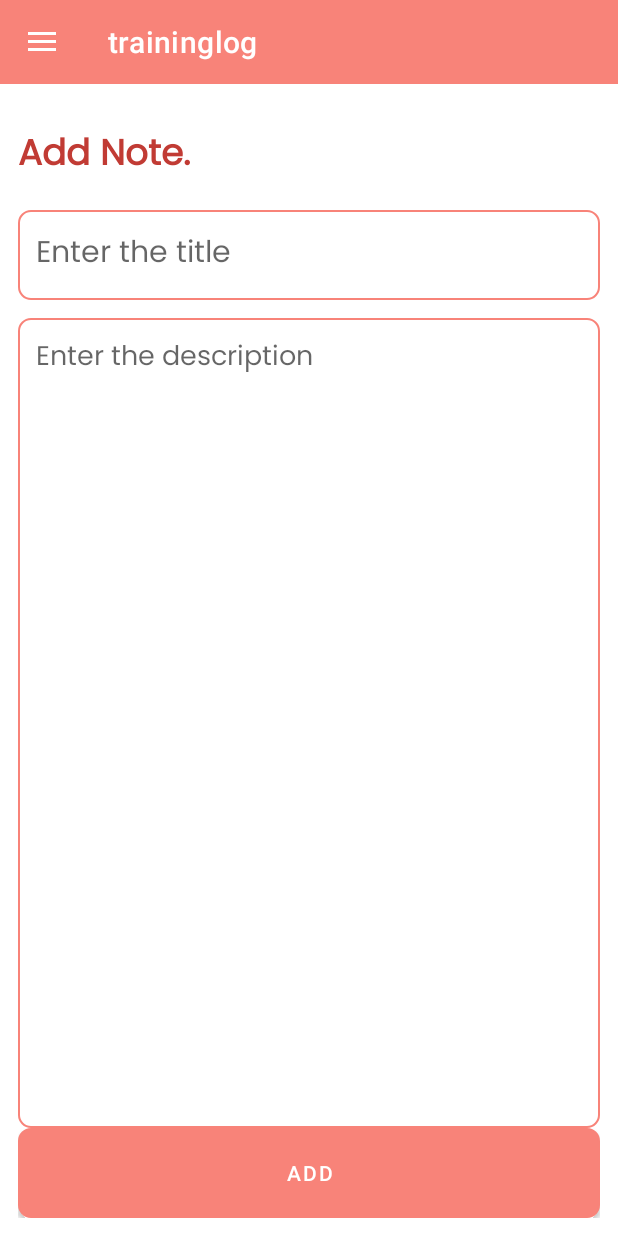
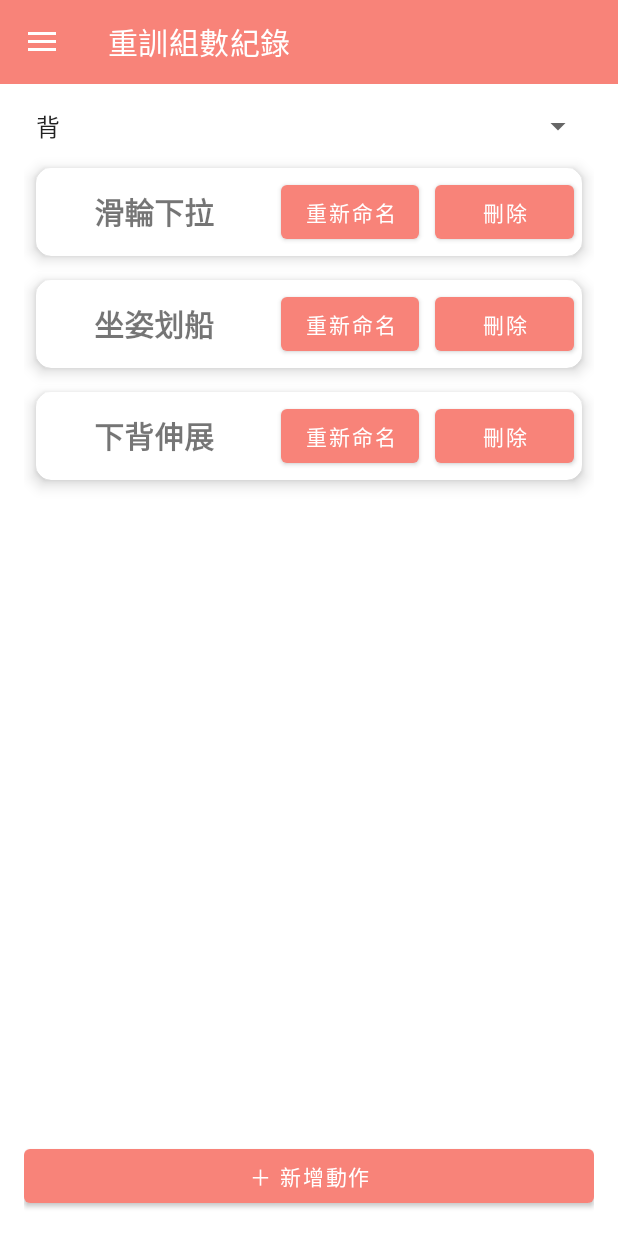
Before and after one commit to allenchu66/traininglog_app, an Android app built with Jetpack Compose: the EditCategoryFragment screen opened through its navigation route, in the side drawer, after a tap on "編輯運動", on a phone screen of 412 x 824 dp. Run offline under Robolectric (Android 15) with nearby library versions, the phone set to English and light mode, and no system bars; our stand-ins replace Room's generated code, navigation-ui; libraries missing offline, so code that uses them is left out: com.google.android.ads, io.github.luizgrp.sectionedrecyclerviewadapter; 4 statements that could not run were skipped.

Commit message:
refactor: unify Category and Exercise into shared EditableEntryAdapter

```diff
--- a/app/src/main/java/com/allenchu66/traininglog/adapter/CategoryAdapter.kt
+++ /dev/null
@@ -1,44 +0,0 @@
-package com.allenchu66.traininglog.adapter
-
-import android.view.LayoutInflater
-import android.view.ViewGroup
-import androidx.recyclerview.widget.DiffUtil
-import androidx.recyclerview.widget.ListAdapter
-import androidx.recyclerview.widget.RecyclerView
-import com.allenchu66.traininglog.databinding.CategoryRecyclerviewItemBinding
-import com.allenchu66.traininglog.model.WorkoutCategory
-
-class CategoryAdapter(
-    private val onRenameClick: (WorkoutCategory) -> Unit,
-    private val onDeleteClick: (WorkoutCategory) -> Unit
-) : ListAdapter<WorkoutCategory, CategoryAdapter.CategoryViewHolder>(DIFF_CALLBACK) {
-
-    inner class CategoryViewHolder(private val binding: CategoryRecyclerviewItemBinding) : RecyclerView.ViewHolder(binding.root) {
-        fun bind(category: WorkoutCategory) {
-            binding.tvCategoryName.text = category.name
-            binding.btnRename.setOnClickListener { onRenameClick(category) }
-            binding.btnDelete.setOnClickListener { onDeleteClick(category) }
-        }
-    }
-
-    override fun onCreateViewHolder(parent: ViewGroup, viewType: Int): CategoryViewHolder {
-        val binding = CategoryRecyclerviewItemBinding.inflate(LayoutInflater.from(parent.context), parent, false)
-        return CategoryViewHolder(binding)
-    }
-
-    override fun onBindViewHolder(holder: CategoryViewHolder, position: Int) {
-        holder.bind(getItem(position))
-    }
-
-    companion object {
-        private val DIFF_CALLBACK = object : DiffUtil.ItemCallback<WorkoutCategory>() {
-            override fun areItemsTheSame(oldItem: WorkoutCategory, newItem: WorkoutCategory): Boolean {
-                return oldItem.id == newItem.id
-            }
-
-            override fun areContentsTheSame(oldItem: WorkoutCategory, newItem: WorkoutCategory): Boolean {
-                return oldItem == newItem
-            }
-        }
-    }
-}
--- /dev/null
+++ b/app/src/main/java/com/allenchu66/traininglog/adapter/EditableEntryAdapter.kt
@@ -0,0 +1,40 @@
+package com.allenchu66.traininglog.adapter
+
+import android.view.LayoutInflater
+import android.view.ViewGroup
+import androidx.recyclerview.widget.DiffUtil
+import androidx.recyclerview.widget.ListAdapter
+import androidx.recyclerview.widget.RecyclerView
+import com.allenchu66.traininglog.databinding.ItemEditableEntryBinding
+
+class EditableEntryAdapter<T : Any>(
+    private val getItemName: (T) -> String,
+    private val areItemsTheSame: (T, T) -> Boolean,
+    private val areContentsTheSame: (T, T) -> Boolean,
+    private val onRenameClick: (T) -> Unit,
+    private val onDeleteClick: (T) -> Unit
+) : ListAdapter<T, EditableEntryAdapter<T>.EditableViewHolder>(
+    object : DiffUtil.ItemCallback<T>() {
+        override fun areItemsTheSame(oldItem: T, newItem: T): Boolean = areItemsTheSame(oldItem, newItem)
+        override fun areContentsTheSame(oldItem: T, newItem: T): Boolean = areContentsTheSame(oldItem, newItem)
+    }
+) {
+
+    inner class EditableViewHolder(private val binding: ItemEditableEntryBinding) :
+        RecyclerView.ViewHolder(binding.root) {
+        fun bind(item: T) {
+            binding.tvName.text = getItemName(item)
+            binding.btnRename.setOnClickListener { onRenameClick(item) }
+            binding.btnDelete.setOnClickListener { onDeleteClick(item) }
+        }
+    }
+
+    override fun onCreateViewHolder(parent: ViewGroup, viewType: Int): EditableViewHolder {
+        val binding = ItemEditableEntryBinding.inflate(LayoutInflater.from(parent.context), parent, false)
+        return EditableViewHolder(binding)
+    }
+
+    override fun onBindViewHolder(holder: EditableViewHolder, position: Int) {
+        holder.bind(getItem(position))
+    }
+}
--- a/app/src/main/java/com/allenchu66/traininglog/database/WorkoutDao.kt
+++ b/app/src/main/java/com/allenchu66/traininglog/database/WorkoutDao.kt
@@ -29,12 +29,18 @@ interface WorkoutDao {
     @Delete
     suspend fun deleteWorkoutCategory(workoutCategory: WorkoutCategory)
 
+    @Delete
+    suspend fun deleteExercise(exercise: Exercise)
+
     /** UPDATE DATA */
     @Update
     suspend fun updateWorkout(workout: Workout)
 
     @Update
     suspend fun updateWorkoutCategory(category: WorkoutCategory)
+
+    @Update
+    suspend fun updateExercise(exercise: Exercise)
 
     @Query("SELECT * FROM workout WHERE date = :targetDate ORDER BY id")
     fun getWorkoutsByDate(targetDate: String): LiveData<List<Workout>>
--- a/app/src/main/java/com/allenchu66/traininglog/fragment/EditCategoryFragment.kt
+++ b/app/src/main/java/com/allenchu66/traininglog/fragment/EditCategoryFragment.kt
@@ -10,7 +10,7 @@ import androidx.appcompat.app.AlertDialog
 import androidx.fragment.app.Fragment
 import androidx.fragment.app.activityViewModels
 import androidx.recyclerview.widget.LinearLayoutManager
-import com.allenchu66.traininglog.adapter.CategoryAdapter
+import com.allenchu66.traininglog.adapter.EditableEntryAdapter
 import com.allenchu66.traininglog.databinding.FragmentEditCategoryBinding
 import com.allenchu66.traininglog.model.WorkoutCategory
 import com.allenchu66.traininglog.viewmodel.WorkoutViewModel
@@ -21,7 +21,7 @@ class EditCategoryFragment : Fragment() {
     private val binding get() = _binding!!
 
     private val viewModel: WorkoutViewModel by activityViewModels()
-    private lateinit var adapter: CategoryAdapter
+    private lateinit var adapter: EditableEntryAdapter<WorkoutCategory>
 
     override fun onCreateView(
         inflater: LayoutInflater, container: ViewGroup?,
@@ -34,9 +34,12 @@ class EditCategoryFragment : Fragment() {
     override fun onViewCreated(view: View, savedInstanceState: Bundle?) {
         super.onViewCreated(view, savedInstanceState)
 
-        adapter = CategoryAdapter(
-            onRenameClick = { category -> showRenameDialog(category) },
-            onDeleteClick = { category -> viewModel.deleteCategory(category) }
+        adapter = EditableEntryAdapter(
+            getItemName = { it.name },
+            areItemsTheSame = { old, new -> old.id == new.id },
+            areContentsTheSame = { old, new -> old == new },
+            onRenameClick = { showRenameDialog(it) },
+            onDeleteClick = { viewModel.deleteCategory(it) }
         )
 
         binding.recyclerView.apply {
--- a/app/src/main/java/com/allenchu66/traininglog/fragment/EditExerciseFragment.kt
+++ b/app/src/main/java/com/allenchu66/traininglog/fragment/EditExerciseFragment.kt
@@ -1,40 +1,127 @@
 package com.allenchu66.traininglog.fragment
 
 import android.os.Bundle
-import androidx.fragment.app.Fragment
 import android.view.LayoutInflater
 import android.view.View
 import android.view.ViewGroup
-import com.allenchu66.traininglog.R
-import com.allenchu66.traininglog.activity.MainActivity
+import android.widget.AdapterView
+import android.widget.ArrayAdapter
+import android.widget.EditText
+import android.widget.Toast
+import androidx.appcompat.app.AlertDialog
+import androidx.fragment.app.Fragment
+import androidx.fragment.app.activityViewModels
+import androidx.recyclerview.widget.LinearLayoutManager
+import com.allenchu66.traininglog.adapter.EditableEntryAdapter
 import com.allenchu66.traininglog.databinding.FragmentEditExerciseBinding
+import com.allenchu66.traininglog.model.Exercise
 import com.allenchu66.traininglog.viewmodel.WorkoutViewModel
 
-class EditExerciseFragment : Fragment(R.layout.fragment_edit_exercise) {
+class EditExerciseFragment : Fragment() {
 
-    private var itemBinding : FragmentEditExerciseBinding? = null
-    private val binding get() = itemBinding!!
+    private var _binding: FragmentEditExerciseBinding? = null
+    private val binding get() = _binding!!
 
-    private lateinit var workoutViewModel: WorkoutViewModel
-    private lateinit var addItemView: View
+    private val viewModel: WorkoutViewModel by activityViewModels()
+    private lateinit var adapter: EditableEntryAdapter<Exercise>
+    private var selectedCategoryId: Int? = null
 
     override fun onCreateView(
         inflater: LayoutInflater, container: ViewGroup?,
         savedInstanceState: Bundle?
-    ): View? {
-        itemBinding = FragmentEditExerciseBinding.inflate(inflater,container,false)
+    ): View {
+        _binding = FragmentEditExerciseBinding.inflate(inflater, container, false)
         return binding.root
     }
 
     override fun onViewCreated(view: View, savedInstanceState: Bundle?) {
         super.onViewCreated(view, savedInstanceState)
 
-        workoutViewModel = (activity as MainActivity).workoutViewModel
-        addItemView = view
-        binding.addWorkout.setOnClickListener(){
-            //saveWorkout(addItemView)
+        adapter = EditableEntryAdapter(
+            getItemName = { it.name },
+            areItemsTheSame = { old, new -> old.id == new.id },
+            areContentsTheSame = { old, new -> old == new },
+            onRenameClick = { showRenameDialog(it) },
+            onDeleteClick = { viewModel.deleteExercise(it) }
+        )
+
+        binding.recyclerView.apply {
+            layoutManager = LinearLayoutManager(requireContext())
+            adapter = this@EditExerciseFragment.adapter
+        }
+
+        viewModel.getAllWorkoutCategory().observe(viewLifecycleOwner) { categories ->
+            val spinnerAdapter = ArrayAdapter(requireContext(), android.R.layout.simple_spinner_item, categories)
+            spinnerAdapter.setDropDownViewResource(android.R.layout.simple_spinner_dropdown_item)
+            binding.spinnerCategory.adapter = spinnerAdapter
+
+            if (categories.isNotEmpty()) {
+                binding.spinnerCategory.setSelection(0)
+                selectedCategoryId = categories.first().id
+                selectedCategoryId?.let {
+                    viewModel.getExercisesByCategory(it).observe(viewLifecycleOwner) { list ->
+                        adapter.submitList(list)
+                    }
+                }
+
+                binding.spinnerCategory.onItemSelectedListener = object : AdapterView.OnItemSelectedListener {
+                    override fun onItemSelected(parent: AdapterView<*>?, view: View?, position: Int, id: Long) {
+                        selectedCategoryId = categories[position].id
+                        viewModel.getExercisesByCategory(selectedCategoryId!!)
+                            .observe(viewLifecycleOwner) { list ->
+                                adapter.submitList(list)
+                            }
+                    }
+
+                    override fun onNothingSelected(parent: AdapterView<*>?) {
+                        // 可以留空
+                    }
+                }
+
+            }
+        }
+
+        binding.btnAddExercise.setOnClickListener {
+            showAddDialog()
         }
     }
 
+    private fun showAddDialog() {
+        val input = EditText(requireContext())
+        AlertDialog.Builder(requireContext())
+            .setTitle("新增動作")
+            .setView(input)
+            .setPositiveButton("新增") { _, _ ->
+                val name = input.text.toString().trim()
+                if (name.isNotEmpty() && selectedCategoryId != null) {
+                    viewModel.addExercise(name, selectedCategoryId!!)
+                } else {
+                    Toast.makeText(context, "動作名稱不可為空，且請選擇部位", Toast.LENGTH_SHORT).show()
+                }
+            }
+            .setNegativeButton("取消", null)
+            .show()
+    }
 
+    private fun showRenameDialog(exercise: Exercise) {
+        val input = EditText(requireContext()).apply { setText(exercise.name) }
+        AlertDialog.Builder(requireContext())
+            .setTitle("重新命名")
+            .setView(input)
+            .setPositiveButton("修改") { _, _ ->
+                val newName = input.text.toString().trim()
+                if (newName.isNotEmpty()) {
+                    viewModel.updateExercise(exercise.copy(name = newName))
+                } else {
+                    Toast.makeText(context, "名稱不可為空", Toast.LENGTH_SHORT).show()
+                }
+            }
+            .setNegativeButton("取消", null)
+            .show()
+    }
+
+    override fun onDestroyView() {
+        super.onDestroyView()
+        _binding = null
+    }
 }
--- a/app/src/main/java/com/allenchu66/traininglog/repository/WorkoutRepository.kt
+++ b/app/src/main/java/com/allenchu66/traininglog/repository/WorkoutRepository.kt
@@ -27,4 +27,6 @@ class WorkoutRepository(private val db: WorkoutDatabase)  {
     fun getExercisesByCategory(categoryId: Int) = db.getWorkoutDao().getExercisesByCategory(categoryId)
     suspend  fun getExercisesByCategoryDirect(categoryId: Int): List<Exercise> = db.getWorkoutDao().getExercisesByCategoryDirect(categoryId)
     suspend fun insertExercise(exercise: Exercise) = db.getWorkoutDao().insertExercise(exercise)
+    suspend fun deleteExercise(exercise: Exercise) = db.getWorkoutDao().deleteExercise(exercise)
+    suspend fun updateExercise(exercise: Exercise) = db.getWorkoutDao().updateExercise(exercise)
 }
--- a/app/src/main/java/com/allenchu66/traininglog/viewmodel/WorkoutViewModel.kt
+++ b/app/src/main/java/com/allenchu66/traininglog/viewmodel/WorkoutViewModel.kt
@@ -117,6 +117,10 @@ class WorkoutViewModel(app:Application,private val workoutRepository: WorkoutRep
         Exercise(name = name, categoryId = categoryId)
     ) }
 
+    fun updateExercise(exercise: Exercise) = viewModelScope.launch { workoutRepository.updateExercise(exercise) }
+
+    fun deleteExercise(exercise: Exercise) = viewModelScope.launch { workoutRepository.deleteExercise(exercise) }
+
     fun getExercisesByCategory(categoryId: Int) = workoutRepository.getExercisesByCategory(categoryId)
 
     fun addWorkoutWithDefaults() {
--- a/app/src/main/res/layout/fragment_edit_exercise.xml
+++ b/app/src/main/res/layout/fragment_edit_exercise.xml
@@ -1,59 +1,25 @@
-<?xml version="1.0" encoding="utf-8"?>
+<LinearLayout xmlns:android="http://schemas.android.com/apk/res/android"
+    android:orientation="vertical"
+    android:padding="16dp"
+    android:layout_width="match_parent"
+    android:layout_height="match_parent">
 
-<RelativeLayout xmlns:android="http://schemas.android.com/apk/res/android"
-    xmlns:app="http://schemas.android.com/apk/res-auto"
-    xmlns:tools="http://schemas.android.com/tools"
-    android:layout_width="match_parent"
-    android:layout_height="match_parent"
-    android:orientation="vertical"
-    android:padding="12dp">
+    <Spinner
+        android:id="@+id/spinnerCategory"
+        android:layout_width="match_parent"
+        android:layout_height="wrap_content" />
 
-    <TextView
-        android:id="@+id/addNoteHeading"
-        android:layout_width="wrap_content"
-        android:layout_height="wrap_content"
-        android:layout_alignParentTop="true"
-        android:layout_marginTop="16dp"
-        android:fontFamily="@font/poppins"
-        android:text="Add Note."
-        android:textColor="@color/red"
-        android:textSize="24sp"
-        android:textStyle="bold" />
-
-    <EditText
-        android:id="@+id/addNoteTitle"
+    <androidx.recyclerview.widget.RecyclerView
+        android:id="@+id/recyclerView"
         android:layout_width="match_parent"
-        android:layout_height="60dp"
-        android:layout_below="@id/addNoteHeading"
-        android:layout_marginTop="16dp"
-        android:background="@drawable/pink_border"
-        android:fontFamily="@font/poppins"
-        android:hint="Enter the title"
-        android:maxLines="1"
-        android:padding="12dp"
-        android:textSize="20sp" />
-
-    <EditText
-        android:id="@+id/addNoteDesc"
-        android:layout_width="match_parent"
-        android:layout_height="match_parent"
-        android:layout_below="@id/addNoteTitle"
-        android:layout_above="@+id/add_workout"
-        android:layout_marginTop="12dp"
-        android:background="@drawable/pink_border"
-        android:fontFamily="@font/poppins"
-        android:gravity="top"
-        android:hint="Enter the description"
-        android:padding="12dp"
-        android:textSize="18sp"
-        />
+        android:layout_height="0dp"
+        android:layout_weight="1"
+        android:layout_marginTop="8dp" />
 
     <Button
-        android:id="@+id/add_workout"
+        android:id="@+id/btnAddExercise"
         android:layout_width="match_parent"
-        android:layout_height="60dp"
-        android:layout_alignParentBottom="true"
-        android:layout_alignParentStart="true"
-        android:background="@drawable/pink_border_fill"
-        android:text="ADD"/>
-</RelativeLayout>
+        android:layout_height="wrap_content"
+        android:text="＋ 新增動作"
+        android:layout_marginTop="8dp" />
+</LinearLayout>
--- a/app/src/main/res/layout/category_recyclerview_item.xml
+++ b/app/src/main/res/layout/item_editable_entry.xml
@@ -14,7 +14,7 @@
         android:gravity="center_vertical">
 
         <TextView
-            android:id="@+id/tvCategoryName"
+            android:id="@+id/tvName"
             android:layout_width="0dp"
             android:layout_weight="0.8"
             android:layout_height="wrap_content"
--- a/app/src/main/res/values/strings.xml
+++ b/app/src/main/res/values/strings.xml
@@ -1,5 +1,5 @@
 <resources>
-    <string name="app_name">traininglog</string>
+    <string name="app_name">重訓組數紀錄</string>
     <!-- TODO: Remove or change this placeholder text -->
     <string name="hello_blank_fragment">Hello blank fragment</string>
 
```
Also changed, not shown: app/src/main/java/com/allenchu66/traininglog/adapter/ExerciseAdapter.kt (added, +44 -0 lines).
